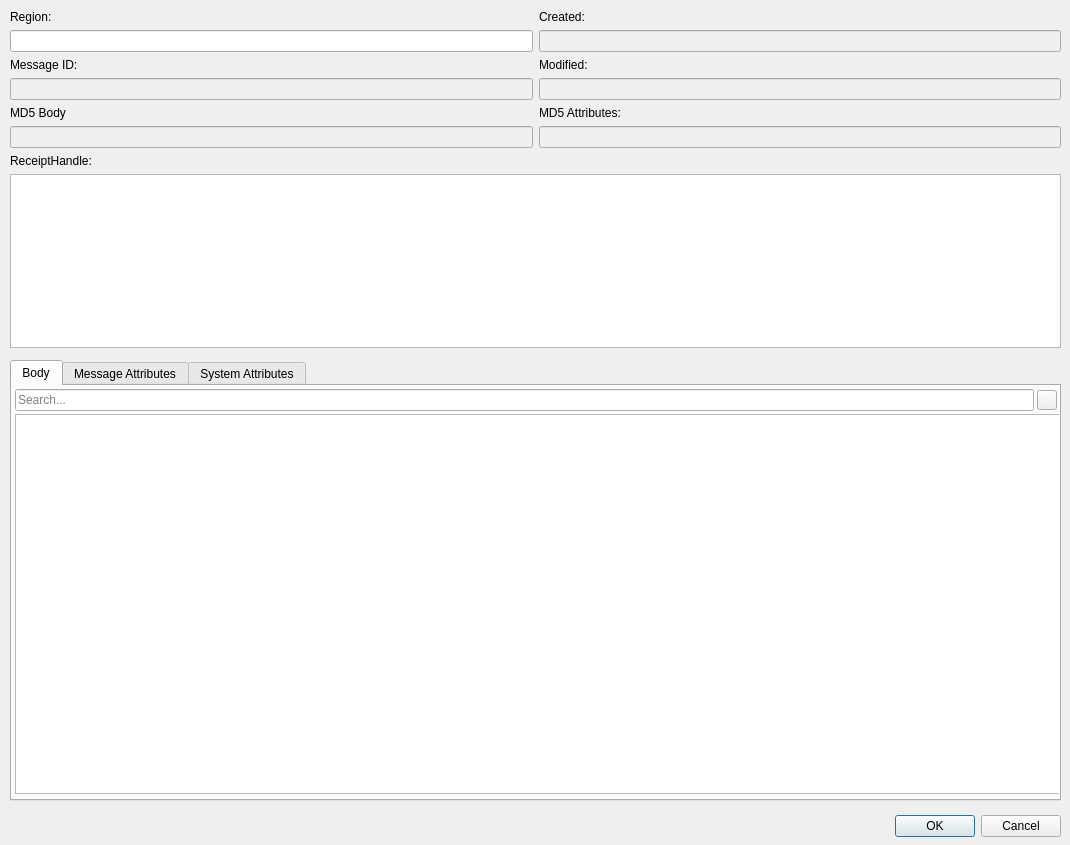
Qt form src/modules/sqs/SQSMessageDetailsDialog.ui (jensvogt/awsmock-qt-ui) before a commit.
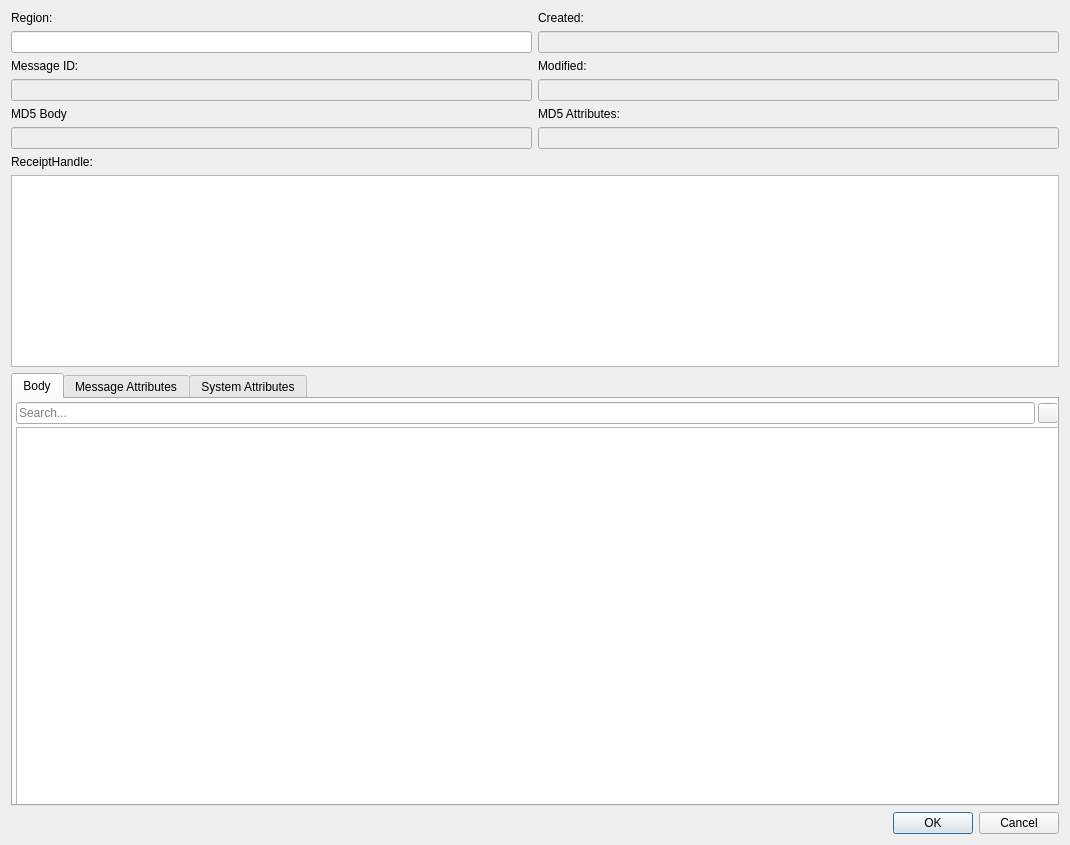
The same form after that commit.

```diff
--- a/src/modules/sqs/SQSMessageDetailsDialog.ui
+++ b/src/modules/sqs/SQSMessageDetailsDialog.ui
@@ -10,31 +10,17 @@
     <height>845</height>
    </rect>
   </property>
+  <property name="sizePolicy">
+   <sizepolicy hsizetype="Expanding" vsizetype="Expanding">
+    <horstretch>0</horstretch>
+    <verstretch>0</verstretch>
+   </sizepolicy>
+  </property>
   <property name="windowTitle">
    <string>SQS Message Details</string>
   </property>
-  <widget class="QDialogButtonBox" name="buttonBox">
-   <property name="geometry">
-    <rect>
-     <x>720</x>
-     <y>810</y>
-     <width>341</width>
-     <height>32</height>
-    </rect>
-   </property>
-   <property name="standardButtons">
-    <set>QDialogButtonBox::StandardButton::Cancel|QDialogButtonBox::StandardButton::Ok</set>
-   </property>
-  </widget>
-  <widget class="QWidget" name="gridLayoutWidget">
-   <property name="geometry">
-    <rect>
-     <x>10</x>
-     <y>10</y>
-     <width>1051</width>
-     <height>338</height>
-    </rect>
-   </property>
+  <layout class="QVBoxLayout" name="verticalLayout_2">
+   <item>
    <layout class="QGridLayout" name="gridLayout" columnstretch="2,0">
     <item row="3" column="0">
      <widget class="QLineEdit" name="messageIdEdit">
@@ -134,20 +120,25 @@
      </widget>
     </item>
    </layout>
-  </widget>
+   </item>
+   <item>
   <widget class="QTabWidget" name="tabWidget">
-   <property name="geometry">
-    <rect>
-     <x>10</x>
-     <y>360</y>
-     <width>1051</width>
-     <height>441</height>
-    </rect>
+     <property name="sizePolicy">
+      <sizepolicy hsizetype="Expanding" vsizetype="Expanding">
+       <horstretch>1</horstretch>
+       <verstretch>1</verstretch>
+      </sizepolicy>
    </property>
    <property name="currentIndex">
     <number>0</number>
    </property>
    <widget class="QWidget" name="bodyTab">
+      <property name="sizePolicy">
+       <sizepolicy hsizetype="Expanding" vsizetype="Expanding">
+        <horstretch>1</horstretch>
+        <verstretch>1</verstretch>
+       </sizepolicy>
+      </property>
     <attribute name="title">
      <string>Body</string>
     </attribute>
@@ -160,10 +151,13 @@
        <height>411</height>
       </rect>
      </property>
-     <layout class="QVBoxLayout" name="verticalLayout">
+       <layout class="QVBoxLayout" name="verticalLayout" stretch="0,0">
       <property name="spacing">
        <number>3</number>
       </property>
+        <property name="sizeConstraint">
+         <enum>QLayout::SizeConstraint::SetMaximumSize</enum>
+        </property>
       <property name="leftMargin">
        <number>3</number>
       </property>
@@ -261,6 +255,15 @@
     </widget>
    </widget>
   </widget>
+   </item>
+   <item>
+    <widget class="QDialogButtonBox" name="buttonBox">
+     <property name="standardButtons">
+      <set>QDialogButtonBox::StandardButton::Cancel|QDialogButtonBox::StandardButton::Ok</set>
+     </property>
+    </widget>
+   </item>
+  </layout>
  </widget>
  <resources/>
  <connections>
```
Left out of the diff: 14 changed lines with no effect on the pictures. Lines whose indentation alone changed are shown as unchanged.
